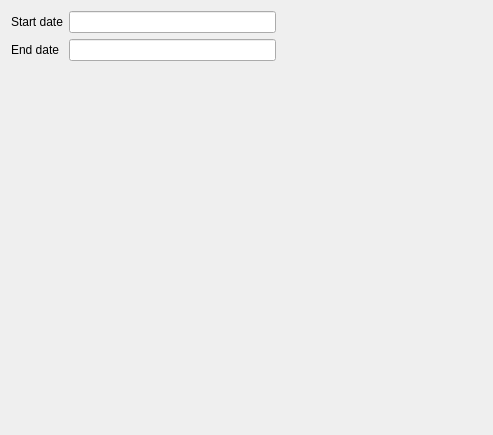
First picture: the form in Reports/cr5commonsalesfilter.ui, repository End1-1/Cafe5, before the edit.
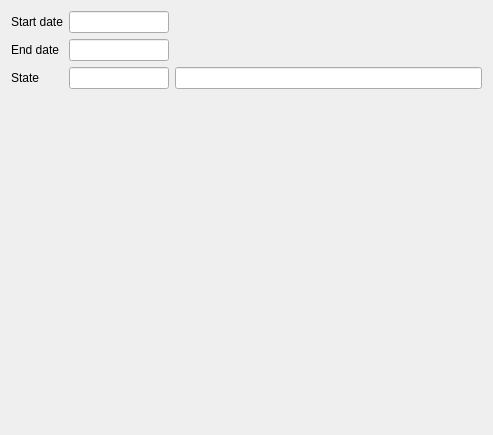
Second picture: the form after the edit. Custom widgets are drawn as their Qt base class.

The edit to the form file:
```diff
--- a/Reports/cr5commonsalesfilter.ui
+++ b/Reports/cr5commonsalesfilter.ui
@@ -23,6 +23,12 @@
    </item>
    <item row="0" column="1">
     <widget class="C5DateEdit" name="deStart">
+     <property name="maximumSize">
+      <size>
+       <width>100</width>
+       <height>16777215</height>
+      </size>
+     </property>
      <property name="FilterName" stdset="0">
       <string>date1</string>
      </property>
@@ -35,13 +41,6 @@
      </property>
     </widget>
    </item>
-   <item row="1" column="1">
-    <widget class="C5DateEdit" name="deEnd">
-     <property name="FilterName" stdset="0">
-      <string>date2</string>
-     </property>
-    </widget>
-   </item>
    <item row="1" column="2">
     <spacer name="horizontalSpacer">
      <property name="orientation">
@@ -55,7 +54,20 @@
      </property>
     </spacer>
    </item>
-   <item row="2" column="0">
+   <item row="1" column="1">
+    <widget class="C5DateEdit" name="deEnd">
+     <property name="maximumSize">
+      <size>
+       <width>100</width>
+       <height>16777215</height>
+      </size>
+     </property>
+     <property name="FilterName" stdset="0">
+      <string>date2</string>
+     </property>
+    </widget>
+   </item>
+   <item row="3" column="0">
     <spacer name="verticalSpacer">
      <property name="orientation">
       <enum>Qt::Vertical</enum>
@@ -68,6 +80,33 @@
      </property>
     </spacer>
    </item>
+   <item row="2" column="0">
+    <widget class="QLabel" name="label_3">
+     <property name="text">
+      <string>State</string>
+     </property>
+    </widget>
+   </item>
+   <item row="2" column="1">
+    <widget class="C5LineEditWithSelector" name="leState">
+     <property name="maximumSize">
+      <size>
+       <width>100</width>
+       <height>16777215</height>
+      </size>
+     </property>
+     <property name="FilterName" stdset="0">
+      <string>State</string>
+     </property>
+    </widget>
+   </item>
+   <item row="2" column="2">
+    <widget class="C5LineEditWithSelector" name="leStateName">
+     <property name="readOnly">
+      <bool>true</bool>
+     </property>
+    </widget>
+   </item>
   </layout>
  </widget>
  <customwidgets>
@@ -76,6 +115,11 @@
    <extends>QLineEdit</extends>
    <header location="global">c5dateedit.h</header>
   </customwidget>
+  <customwidget>
+   <class>C5LineEditWithSelector</class>
+   <extends>QLineEdit</extends>
+   <header location="global">c5lineeditwithselector.h</header>
+  </customwidget>
  </customwidgets>
  <tabstops>
   <tabstop>deStart</tabstop>
```
